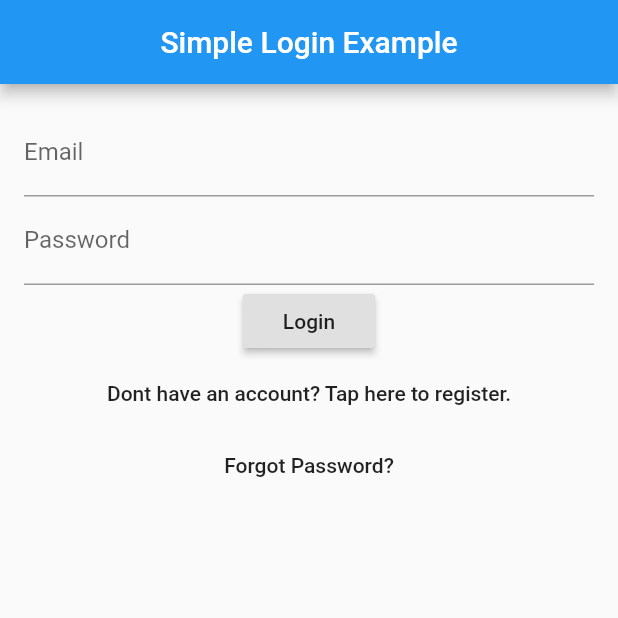
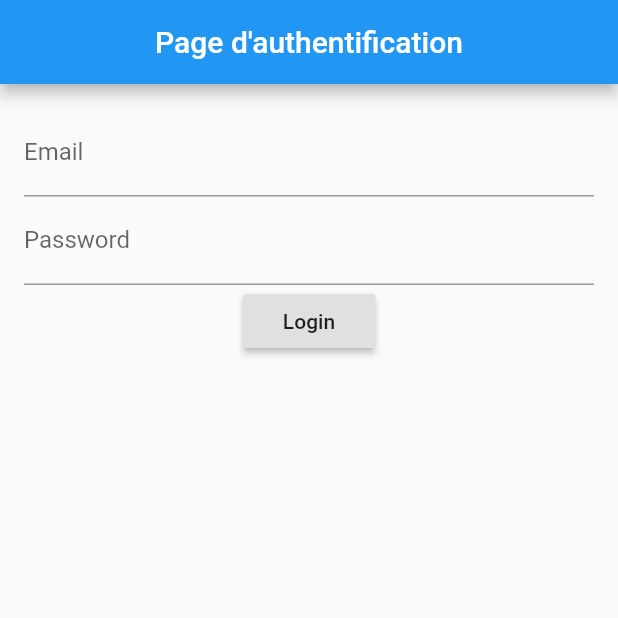
Before and after one commit to 16050/sac_mobile, a Flutter app: the screen it shows after launch, on a phone screen of 412 x 824 dp, the top half of it. Run offline on Flutter 3.47's test engine with Material 2 defaults, Android fonts, the phone set to English and light mode, and no system bars; our stand-ins replace camera, image_picker, location, outline_material_icons, share, shared_preferences and 1 more; missing offline and left inert: geocoder, odoo_api; accounts and stored records are empty.

Commit message:
Login page update

```diff
--- a/lib/main.dart
+++ b/lib/main.dart
@@ -140,7 +140,7 @@ class _LoginPageState extends State<LoginPage> {
 
   Widget _buildBar(BuildContext context) {
     return new AppBar(
-      title: new Text("Simple Login Example"),
+      title: new Text("Page d'authentification"),
       centerTitle: true,
     );
   }
@@ -176,14 +176,14 @@ class _LoginPageState extends State<LoginPage> {
               child: new Text('Login'),
               onPressed: _loginPressed,
             ),
-            new FlatButton(
+            /*new FlatButton(
               child: new Text('Dont have an account? Tap here to register.'),
               onPressed: _formChange,
             ),
             new FlatButton(
               child: new Text('Forgot Password?'),
               onPressed: _passwordReset,
-            )
+            )*/
           ],
         ),
       );
```
